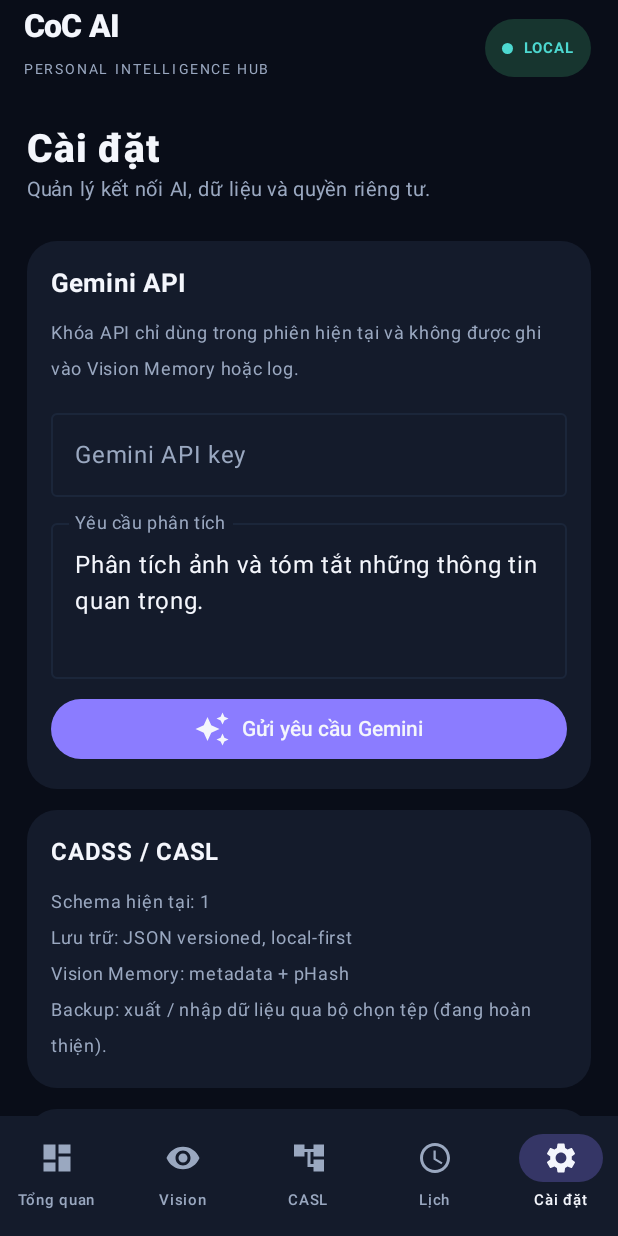
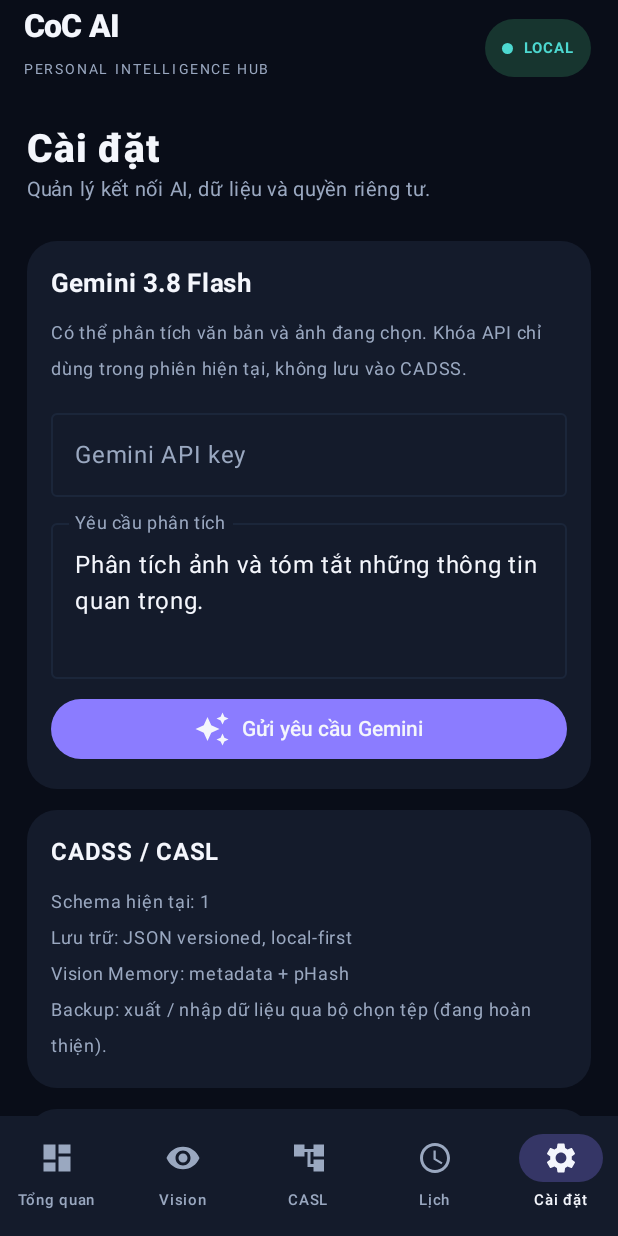
Before and after one commit to Syhung2k7dev/CoC-AI-Assistant, an Android app built with Jetpack Compose: the screen it shows after launch (MainActivity), item 5 of the bottom bar chosen, on a phone screen of 412 x 824 dp. Run offline under Robolectric (Android 15) with nearby library versions, the phone set to English and light mode, and no system bars.

Commit message:
Connect selected Vision image to Gemini analysis

```diff
--- a/app/src/main/kotlin/dev/syhung/cocassistant/MainActivity.kt
+++ b/app/src/main/kotlin/dev/syhung/cocassistant/MainActivity.kt
@@ -60,6 +60,7 @@ private fun CoCAssistantApp() {
     var prompt by rememberSaveable { mutableStateOf("Phân tích ảnh và tóm tắt những thông tin quan trọng.") }
     var aiResult by remember { mutableStateOf("") }
     var visionResult by remember { mutableStateOf("") }
+    var selectedBitmap by remember { mutableStateOf<Bitmap?>(null) }
     var busy by remember { mutableStateOf(false) }
     var status by remember { mutableStateOf("Sẵn sàng") }
     var timerSeconds by remember { mutableIntStateOf(0) }
@@ -74,6 +75,7 @@ private fun CoCAssistantApp() {
                         context.contentResolver.openInputStream(uri)?.use { BitmapFactory.decodeStream(it) }
                     }
                     if (bitmap != null) {
+                        selectedBitmap = bitmap
                         val hash = withContext(Dispatchers.Default) { VisionProcessor.perceptualHash(bitmap) }
                         val match = VisionWatchdog.nearest(hash, history)
                         val novel = VisionWatchdog.learnIfNovel(hash, history)
@@ -313,20 +315,20 @@ private fun CoCAssistantApp() {
                         item { PageIntro("Cài đặt", "Quản lý kết nối AI, dữ liệu và quyền riêng tư.") }
                         item {
                             PanelCard {
-                                Text("Gemini API", fontWeight = FontWeight.Bold, fontSize = 17.sp)
-                                Text("Khóa API chỉ dùng trong phiên hiện tại và không được ghi vào Vision Memory hoặc log.", color = Muted, fontSize = 12.sp)
+                                Text("Gemini 3.8 Flash", fontWeight = FontWeight.Bold, fontSize = 17.sp)
+                                Text("Có thể phân tích văn bản và ảnh đang chọn. Khóa API chỉ dùng trong phiên hiện tại, không lưu vào CADSS.", color = Muted, fontSize = 12.sp)
                                 OutlinedTextField(value = apiKey, onValueChange = { apiKey = it }, modifier = Modifier.fillMaxWidth(), label = { Text("Gemini API key") }, singleLine = true, colors = darkFieldColors())
                                 OutlinedTextField(value = prompt, onValueChange = { prompt = it }, modifier = Modifier.fillMaxWidth(), label = { Text("Yêu cầu phân tích") }, minLines = 3, colors = darkFieldColors())
                                 Button(onClick = {
                                     if (apiKey.isBlank()) { aiResult = "Hãy nhập API key để kết nối Gemini."; return@Button }
                                     busy = true
                                     scope.launch {
-                                        aiResult = try { GeminiClient.generate(apiKey, prompt) }
+                                        aiResult = try { GeminiClient.generate(apiKey, prompt, selectedBitmap) }
                                         catch (e: Exception) { "Gemini chưa phản hồi: ${e.message ?: "lỗi kết nối"}" }
                                         busy = false
                                     }
                                 }, enabled = !busy, modifier = Modifier.fillMaxWidth(), colors = ButtonDefaults.buttonColors(containerColor = Accent)) {
-                                    Icon(Icons.Default.AutoAwesome, null); Spacer(Modifier.width(8.dp)); Text(if (busy) "Đang kết nối..." else "Gửi yêu cầu Gemini")
+                                    Icon(Icons.Default.AutoAwesome, null); Spacer(Modifier.width(8.dp)); Text(if (busy) "Đang kết nối..." else if (selectedBitmap != null) "Phân tích ảnh + văn bản" else "Gửi yêu cầu Gemini")
                                 }
                                 if (aiResult.isNotBlank()) Text(aiResult, color = Cyan, fontSize = 12.sp)
                             }
```
